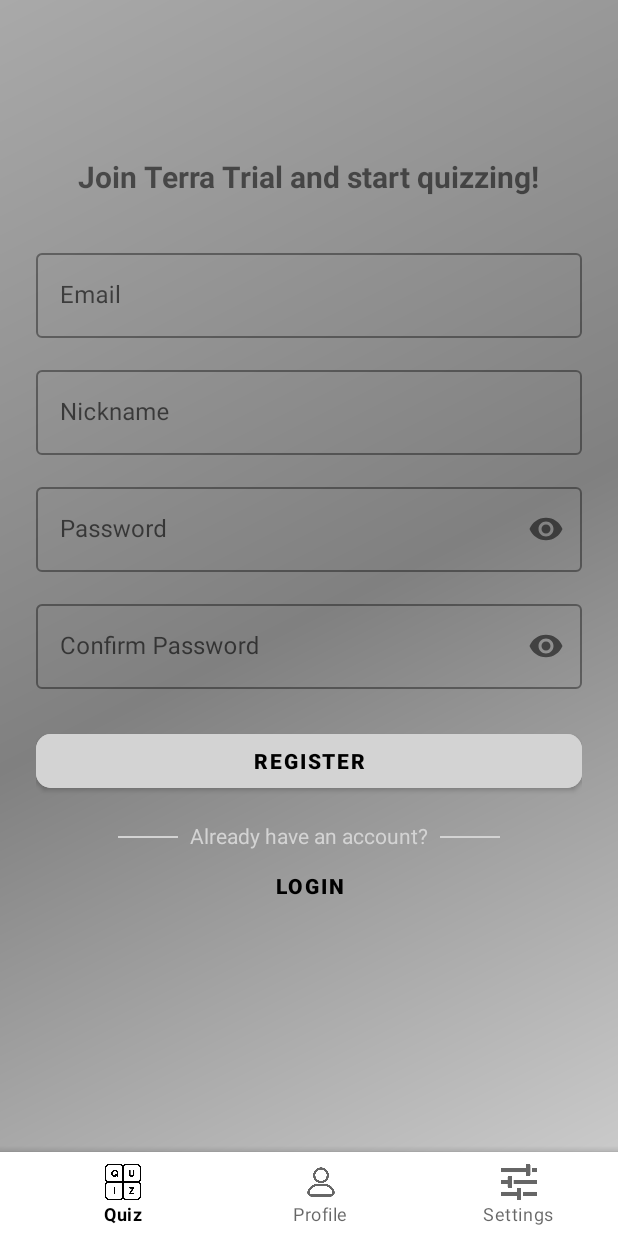
After one commit to mhergayranyan/Quiz-Application, an Android app: the fragment RegisterFragment placed in its activity, on a phone screen of 412 x 824 dp. The commit adds this screen. Run offline under Robolectric (Android 15) with nearby library versions, the phone set to English and light mode, and no system bars; our stand-ins replace Firebase (no records; nobody signed in at launch, a user with empty details on screens opened directly).

Commit message:
Register page with fully design

```diff
--- a/app/build.gradle.kts
+++ b/app/build.gradle.kts
@@ -55,6 +55,7 @@ dependencies {
     implementation(libs.constraintlayout)
     implementation(libs.firebase.firestore)
     implementation(libs.firebase.auth)
+    implementation(libs.firebase.database)
     testImplementation(libs.junit)
     androidTestImplementation(libs.ext.junit)
     androidTestImplementation(libs.espresso.core)
--- a/app/src/main/AndroidManifest.xml
+++ b/app/src/main/AndroidManifest.xml
@@ -29,12 +29,6 @@
             </intent-filter>
         </activity>
 
-
-
-
-
-
-
     </application>
 
 </manifest>
--- /dev/null
+++ b/app/src/main/java/com/example/campusapp/RegisterFragment.java
@@ -0,0 +1,107 @@
+package com.example.campusapp;
+
+import android.os.Bundle;
+import android.util.Log;
+import android.view.LayoutInflater;
+import android.view.View;
+import android.view.ViewGroup;
+import android.widget.Button;
+import android.widget.EditText;
+import android.widget.Toast;
+
+import androidx.annotation.Nullable;
+import androidx.fragment.app.Fragment;
+
+import com.google.firebase.auth.FirebaseAuth;
+import com.google.firebase.database.DatabaseReference;
+import com.google.firebase.database.FirebaseDatabase;
+
+public class RegisterFragment extends Fragment {
+
+    private FirebaseAuth mAuth;
+
+    @Override
+    public void onCreate(@Nullable Bundle savedInstanceState) {
+        super.onCreate(savedInstanceState);
+        mAuth = FirebaseAuth.getInstance();
+    }
+
+    @Override
+    public View onCreateView(LayoutInflater inflater, ViewGroup container, Bundle savedInstanceState) {
+        View view = inflater.inflate(R.layout.fragment_register, container, false);
+
+        Log.d("REGISTER_FRAG", "Fragment inflated successfully");
+
+        EditText etEmail = view.findViewById(R.id.et_email);
+        EditText etNickname = view.findViewById(R.id.et_nickname);
+        EditText etPassword = view.findViewById(R.id.et_password);
+        EditText etConfirmPassword = view.findViewById(R.id.et_confirm_password);
+        Button btnRegister = view.findViewById(R.id.btn_register);
+        Button btnLoginRedirect = view.findViewById(R.id.btn_login_redirect);
+
+        btnRegister.setOnClickListener(v -> {
+            String email = etEmail.getText().toString().trim();
+            String password = etPassword.getText().toString().trim();
+            String confirmPassword = etConfirmPassword.getText().toString().trim();
+
+            if (validateInputs(email, password, confirmPassword)) {
+                registerUser(email, password);
+            }
+        });
+
+        btnLoginRedirect.setOnClickListener(v -> {
+            // Navigate to LoginFragment
+            getParentFragmentManager().beginTransaction()
+                    .replace(R.id.fragment_container, new LoginFragment())
+                    .addToBackStack(null)
+                    .commit();
+        });
+
+        return view;
+    }
+
+    private boolean validateInputs(String email, String password, String confirmPassword) {
+        if (email.isEmpty()) {
+            Toast.makeText(getContext(), "Email is required", Toast.LENGTH_SHORT).show();
+            return false;
+        }
+        if (password.isEmpty()) {
+            Toast.makeText(getContext(), "Password is required", Toast.LENGTH_SHORT).show();
+            return false;
+        }
+        if (!password.equals(confirmPassword)) {
+            Toast.makeText(getContext(), "Passwords don't match", Toast.LENGTH_SHORT).show();
+            return false;
+        }
+        return true;
+    }
+
+    private void registerUser(String email, String password) {
+        mAuth.createUserWithEmailAndPassword(email, password)
+                .addOnCompleteListener(task -> {
+                    if (task.isSuccessful()) {
+                        // Save nickname to Firebase Realtime Database
+                        saveUserData(mAuth.getCurrentUser().getUid(),
+                                requireView().<EditText>findViewById(R.id.et_nickname).getText().toString());
+
+                        Toast.makeText(getContext(), "Registration successful!", Toast.LENGTH_SHORT).show();
+                        navigateToMainApp();
+                    } else {
+                        Toast.makeText(getContext(), "Registration failed: " +
+                                task.getException().getMessage(), Toast.LENGTH_SHORT).show();
+                    }
+                });
+    }
+
+    private void saveUserData(String userId, String nickname) {
+        DatabaseReference database = FirebaseDatabase.getInstance().getReference("users");
+        database.child(userId).child("nickname").setValue(nickname);
+    }
+
+    private void navigateToMainApp() {
+        // Replace with your main app navigation
+        getParentFragmentManager().beginTransaction()
+                .replace(R.id.fragment_container, new QuizFragment())
+                .commit();
+    }
+}
--- a/app/src/main/res/layout/activity_splash.xml
+++ b/app/src/main/res/layout/activity_splash.xml
@@ -22,7 +22,7 @@
         android:layout_height="wrap_content"
         android:layout_below="@id/splash_logo"
         android:layout_centerHorizontal="true"
-        android:text="Geography Quiz"
+        android:text="Terra Trial"
         android:textColor="@android:color/white"
         android:textSize="24sp"
         android:layout_marginTop="16dp"
--- /dev/null
+++ b/app/src/main/res/layout/fragment_register.xml
@@ -0,0 +1,139 @@
+<?xml version="1.0" encoding="utf-8"?>
+<ScrollView xmlns:android="http://schemas.android.com/apk/res/android"
+    android:layout_width="match_parent"
+    android:layout_height="match_parent"
+    xmlns:app="http://schemas.android.com/apk/res-auto"
+    android:padding="24dp"
+    android:fillViewport="true">
+
+    <LinearLayout
+        android:layout_width="match_parent"
+        android:layout_height="wrap_content"
+        android:orientation="vertical"
+        android:gravity="center_horizontal"
+        android:layout_marginTop="80dp"
+        android:layout_marginBottom="8dp">
+
+        <!-- Title -->
+        <TextView
+            android:layout_width="wrap_content"
+            android:layout_height="wrap_content"
+            android:text="Join Terra Trial and start quizzing!"
+            android:textSize="20sp"
+            android:textStyle="bold"
+            android:layout_marginBottom="32dp"/>
+
+        <!-- Email Field -->
+        <com.google.android.material.textfield.TextInputLayout
+            android:layout_width="match_parent"
+            android:layout_height="wrap_content"
+            android:layout_marginBottom="16dp"
+            style="@style/Widget.MaterialComponents.TextInputLayout.OutlinedBox">
+
+            <com.google.android.material.textfield.TextInputEditText
+                android:id="@+id/et_email"
+                android:layout_width="match_parent"
+                android:layout_height="wrap_content"
+                android:hint="Email"
+                android:textColor="@color/black"
+                android:inputType="textEmailAddress"/>
+        </com.google.android.material.textfield.TextInputLayout>
+
+        <!-- Nickname Field -->
+        <com.google.android.material.textfield.TextInputLayout
+            android:layout_width="match_parent"
+            android:layout_height="wrap_content"
+            android:layout_marginBottom="16dp"
+            style="@style/Widget.MaterialComponents.TextInputLayout.OutlinedBox">
+
+            <com.google.android.material.textfield.TextInputEditText
+                android:id="@+id/et_nickname"
+                android:layout_width="match_parent"
+                android:layout_height="wrap_content"
+                android:hint="Nickname"/>
+        </com.google.android.material.textfield.TextInputLayout>
+
+        <!-- Password Field -->
+        <com.google.android.material.textfield.TextInputLayout
+            android:layout_width="match_parent"
+            android:layout_height="wrap_content"
+            android:layout_marginBottom="16dp"
+            style="@style/Widget.MaterialComponents.TextInputLayout.OutlinedBox"
+            app:passwordToggleEnabled="true">
+
+            <com.google.android.material.textfield.TextInputEditText
+                android:id="@+id/et_password"
+                android:layout_width="match_parent"
+                android:layout_height="wrap_content"
+                android:hint="Password"
+                android:inputType="textPassword"/>
+        </com.google.android.material.textfield.TextInputLayout>
+
+        <!-- Confirm Password Field -->
+        <com.google.android.material.textfield.TextInputLayout
+            android:layout_width="match_parent"
+            android:layout_height="wrap_content"
+            android:layout_marginBottom="24dp"
+            style="@style/Widget.MaterialComponents.TextInputLayout.OutlinedBox"
+            app:passwordToggleEnabled="true">
+
+            <com.google.android.material.textfield.TextInputEditText
+                android:id="@+id/et_confirm_password"
+                android:layout_width="match_parent"
+                android:layout_height="wrap_content"
+                android:hint="Confirm Password"
+                android:inputType="textPassword"/>
+        </com.google.android.material.textfield.TextInputLayout>
+
+        <!-- Register Button -->
+        <Button
+            android:id="@+id/btn_register"
+            android:layout_width="match_parent"
+            android:layout_height="48dp"
+            android:text="Register"
+            app:cornerRadius="10dp"
+            android:textColor="@color/black"
+            android:backgroundTint="@color/light_gray"
+            android:textStyle="bold"/>
+
+        <!-- Login Prompt -->
+        <LinearLayout
+            android:layout_width="wrap_content"
+            android:layout_height="wrap_content"
+            android:orientation="horizontal"
+            android:layout_marginTop="16dp">
+
+            <View
+                android:layout_width="40dp"
+                android:layout_height="1dp"
+                android:background="@color/light_gray"
+                android:layout_marginTop="10dp"
+                android:layout_marginEnd="8dp"/>
+
+            <TextView
+                android:layout_width="wrap_content"
+                android:layout_height="wrap_content"
+                android:text="Already have an account?"
+                android:textSize="14sp"
+                android:textColor="@color/light_gray"/>
+
+            <View
+                android:layout_width="40dp"
+                android:layout_height="1dp"
+                android:background="@color/light_gray"
+                android:layout_marginTop="10dp"
+                android:layout_marginStart="8dp"/>
+
+        </LinearLayout>
+
+        <Button
+            android:id="@+id/btn_login_redirect"
+            android:layout_width="wrap_content"
+            android:layout_height="wrap_content"
+            android:text="Login"
+            android:textColor="@color/black"
+            android:textStyle="bold"
+            android:background="?attr/selectableItemBackgroundBorderless"/>
+
+    </LinearLayout>
+</ScrollView>
--- a/app/src/main/res/values/colors.xml
+++ b/app/src/main/res/values/colors.xml
@@ -16,6 +16,7 @@
     <color name="gray">#808080</color>
     <color name="light_gray">#D3D3D3</color>
     <color name="dark_gray">#A9A9A9</color>
+    <color name="gray_600">#757575</color>
     <color name="transparent">#00000000</color>
     <color name="semi_transparent">#80000000</color>
     <color name="transparent_white">#00FFFFFF</color>
--- a/gradle/libs.versions.toml
+++ b/gradle/libs.versions.toml
@@ -10,6 +10,7 @@ constraintlayout = "2.2.1"
 googleGmsGoogleServices = "4.4.2"
 firebaseFirestore = "25.1.4"
 firebaseAuth = "23.2.0"
+firebaseDatabase = "21.0.0"
 
 [libraries]
 junit = { group = "junit", name = "junit", version.ref = "junit" }
@@ -21,6 +22,7 @@ activity = { group = "androidx.activity", name = "activity", version.ref = "acti
 constraintlayout = { group = "androidx.constraintlayout", name = "constraintlayout", version.ref = "constraintlayout" }
 firebase-firestore = { group = "com.google.firebase", name = "firebase-firestore", version.ref = "firebaseFirestore" }
 firebase-auth = { group = "com.google.firebase", name = "firebase-auth", version.ref = "firebaseAuth" }
+firebase-database = { group = "com.google.firebase", name = "firebase-database", version.ref = "firebaseDatabase" }
 
 [plugins]
 android-application = { id = "com.android.application", version.ref = "agp" }
```
Also changed, not shown: app/src/main/java/com/example/campusapp/MainActivity.java (+16 -30 lines), app/src/main/java/com/example/campusapp/ProfileFragment.java (+12 -2 lines), app/src/main/res/layout/activity_main.xml (+9 -23 lines), app/src/main/res/layout/fragment_profile.xml (+5 -4 lines).
